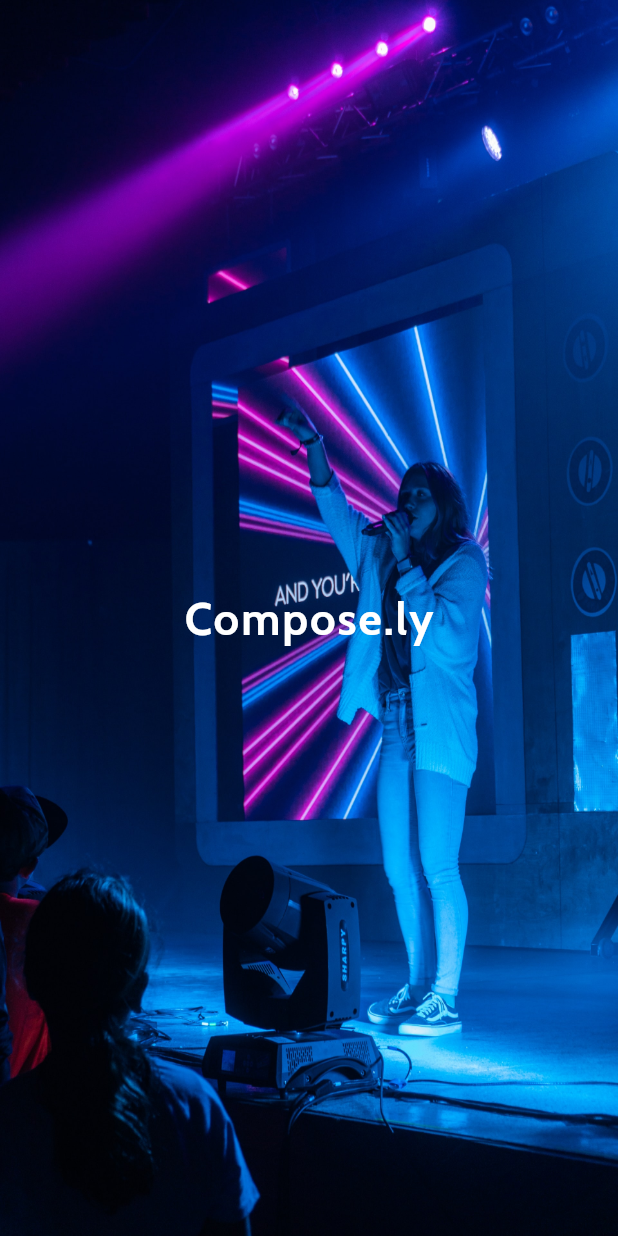
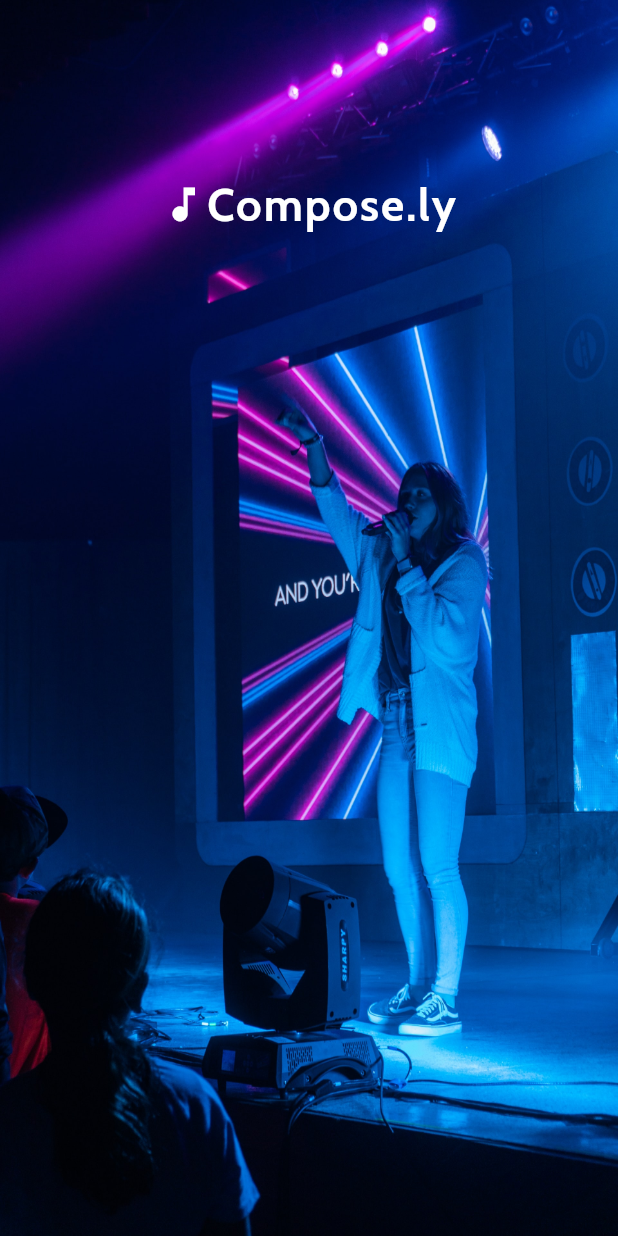
Before and after one commit to Meherdeep/Lyricist, a Flutter app: the SplashScreen screen opened directly, on a phone screen of 412 x 824 dp. Run offline on Flutter 3.47's test engine with Material 2 defaults, Android fonts, the light colour scheme and no system bars; our stand-ins replace audioplayers, flutter_svg; project files that could hold a hidden picture were left out.

Commit message:
updating splash screen

```diff
--- a/mobile-app/agora_rte_hack/lib/pages/splash_screen.dart
+++ b/mobile-app/agora_rte_hack/lib/pages/splash_screen.dart
@@ -40,9 +40,17 @@ class _SplashScreenState extends State<SplashScreen> {
               fit: BoxFit.fill,
             ),
           ),
-          Center(
-            child: Text('Compose.ly', style: bigBoldTextStyle,)
+          Align(
+            alignment: Alignment(0, -0.7),
+            child: Row(
+              mainAxisAlignment: MainAxisAlignment.center,
+              children: <Widget>[
+                Icon(Icons.music_note,color: Colors.white,size: 30,),
+                Text('Compose.ly', style: bigBoldTextStyle,),
+              ],
+            )
           ),
+
         ],
       ),
 
```
